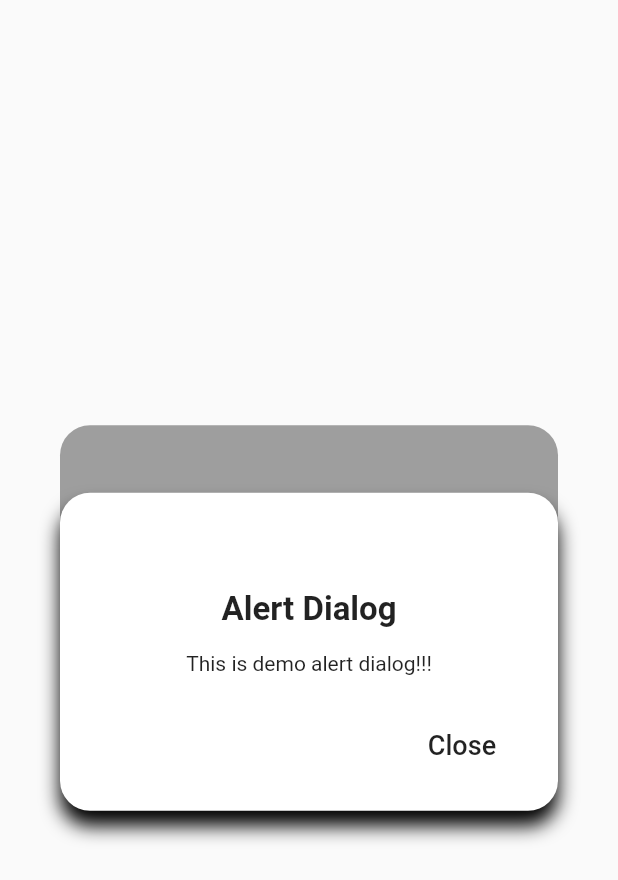
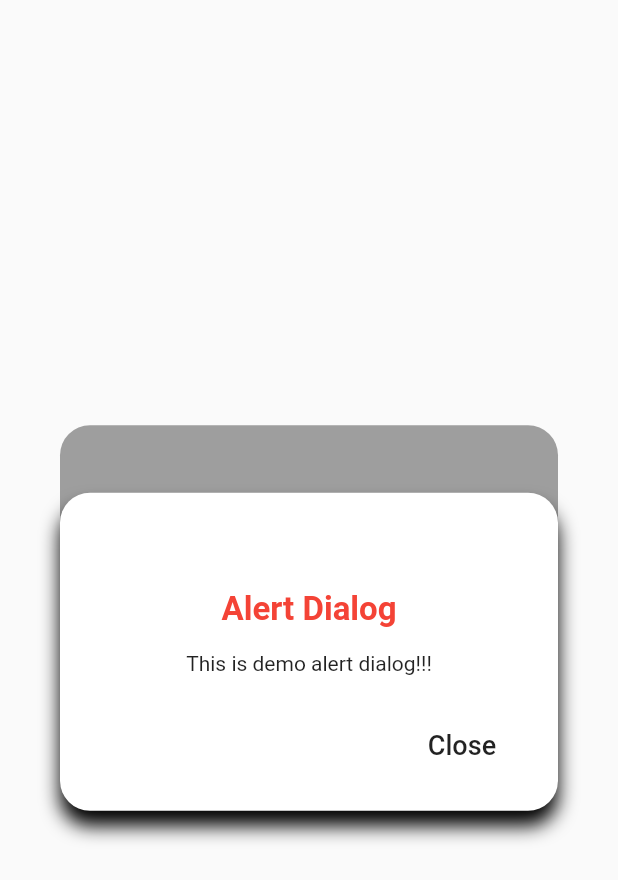
Before and after one commit to swapnaraddi/first_demo_pkg, a Flutter app: the CustomDialogBox widget shown alone on an empty page, opened directly, on a phone screen of 412 x 824 dp. Shown: the top 880 px of the screen. Run offline on Flutter 3.47's test engine with Material 2 defaults, Android fonts, the phone set to English and light mode, and no system bars.

Commit message:
fourth commit

```diff
--- a/lib/demo_pkg.dart
+++ b/lib/demo_pkg.dart
@@ -45,7 +45,7 @@ class _CustomDialogBoxState extends State<CustomDialogBox> {
           child: Column(
             mainAxisSize: MainAxisSize.min,
             children: <Widget>[
-              Text(widget.title,style: TextStyle(fontSize: 22,fontWeight: FontWeight.w600),),
+              Text(widget.title,style: TextStyle(fontSize: 22,fontWeight: FontWeight.w600,color: Colors.red),),
               SizedBox(height: 15,),
               Text(widget.descriptions,style: TextStyle(fontSize: 14),textAlign: TextAlign.center,),
               SizedBox(height: 22,),
--- a/pubspec.yaml
+++ b/pubspec.yaml
@@ -1,6 +1,6 @@
 name: demo_pkg
 description: A new Flutter package.
-version: 0.0.1
+version: 0.0.2
 author:
 homepage: https://github.com/swapnaraddi/first_demo_pkg.git
 
```
Also changed, not shown: example/pubspec.lock, example/pubspec.yaml (line endings or trailing spaces).
